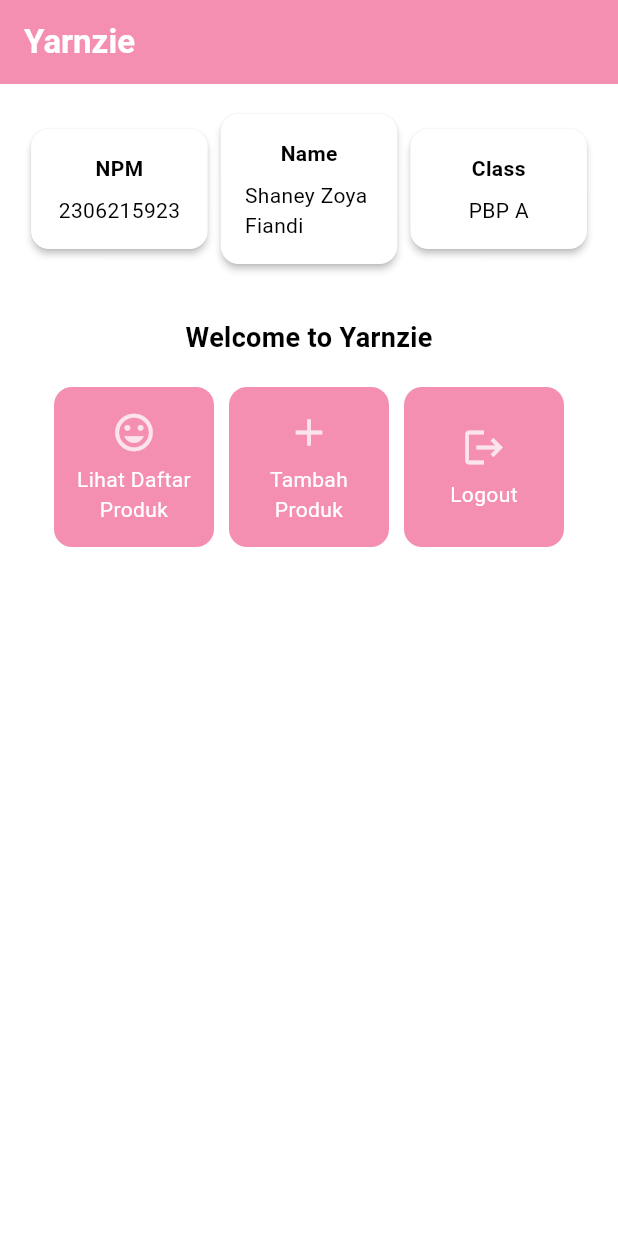
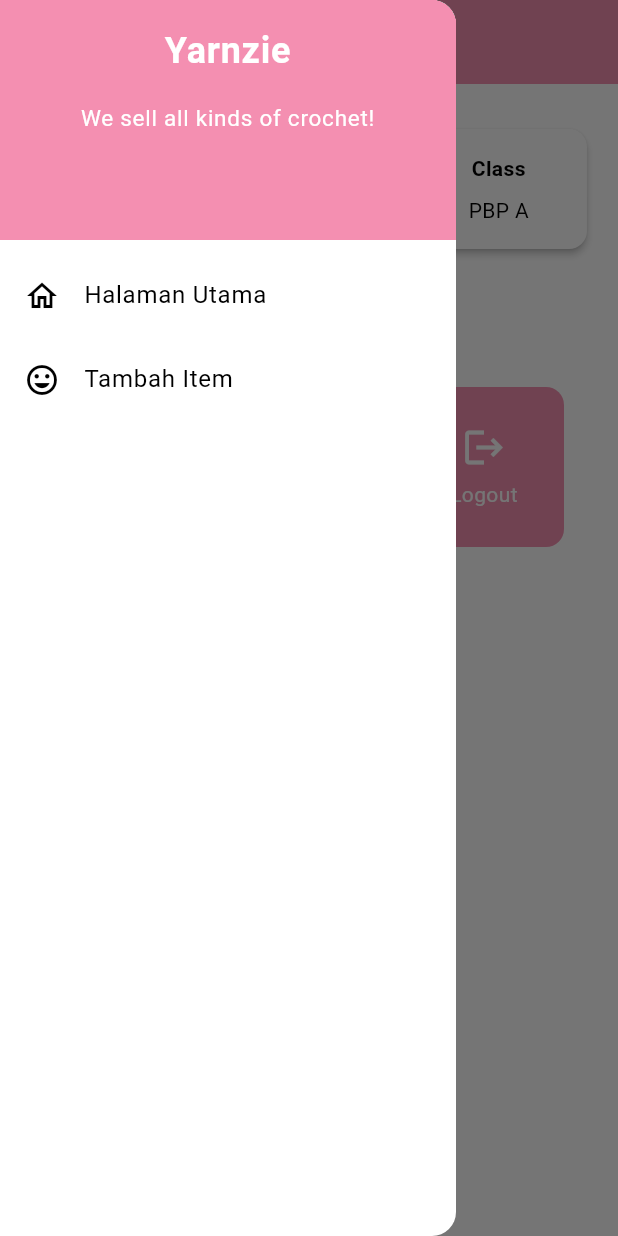
Before and after one commit to szoyaf/yarnzie, a Flutter app: the screen it shows after launch, with the side drawer open (before the commit the screen has no drawer), on a phone screen of 412 x 824 dp. Run offline on Flutter 3.47's test engine with Material 3 defaults, Android fonts, the phone set to English and light mode, and no system bars.

Commit message:
feat: done Tugas 8

```diff
--- a/lib/main.dart
+++ b/lib/main.dart
@@ -1,5 +1,5 @@
 import 'package:flutter/material.dart';
-import 'package:yarnzie/menu.dart';
+import 'package:yarnzie/screens/menu.dart';
 
 void main() {
   runApp(const MyApp());
--- a/lib/menu.dart
+++ /dev/null
@@ -1,187 +0,0 @@
-import 'package:flutter/material.dart';
-
-class MyHomePage extends StatelessWidget {
-    final String npm = '2306215923'; // NPM
-    final String name = 'Shaney Zoya Fiandi'; // Nama
-    final String className = 'PBP A'; // Kelas
-
-    final List<ItemHomepage> items = [
-        ItemHomepage("Lihat Daftar Produk", Icons.mood),
-        ItemHomepage("Tambah Produk", Icons.add),
-        ItemHomepage("Logout", Icons.logout),
-    ];
-
-    MyHomePage({super.key});
-
-    @override
-    Widget build(BuildContext context) {
-      // Scaffold menyediakan struktur dasar halaman dengan AppBar dan body.
-        return Scaffold(
-          // AppBar adalah bagian atas halaman yang menampilkan judul.
-            appBar: AppBar(
-              // Judul aplikasi "Mental Health Tracker" dengan teks putih dan tebal.
-                title: const Text(
-                    'Yarnzie',
-                        style: TextStyle(
-                        color: Colors.white,
-                        fontWeight: FontWeight.bold,
-                    ),
-                ),
-              // Warna latar belakang AppBar diambil dari skema warna tema aplikasi.
-                backgroundColor: Theme.of(context).colorScheme.primary,
-            ),
-            // Body halaman dengan padding di sekelilingnya.
-            body: Padding(
-                padding: const EdgeInsets.all(16.0),
-              // Menyusun widget secara vertikal dalam sebuah kolom.
-                child: Column(
-                    crossAxisAlignment: CrossAxisAlignment.center,
-                    children: [
-                      // Row untuk menampilkan 3 InfoCard secara horizontal.
-                        Row(
-                            mainAxisAlignment: MainAxisAlignment.spaceEvenly,
-                            children: [
-                                InfoCard(title: 'NPM', content: npm),
-                                InfoCard(title: 'Name', content: name),
-                                InfoCard(title: 'Class', content: className),
-                            ],
-                        ),
-
-                        // Memberikan jarak vertikal 16 unit.
-                        const SizedBox(height: 16.0),
-
-                        // Menempatkan widget berikutnya di tengah halaman.
-                        Center(
-                            child: Column(
-                              // Menyusun teks dan grid item secara vertikal.
-                                children: [
-                                    // Menampilkan teks sambutan dengan gaya tebal dan ukuran 18.
-                                    const Padding(
-                                        padding: EdgeInsets.only(top: 16.0),
-                                        child: Text(
-                                            'Welcome to Yarnzie',
-                                            style: TextStyle(
-                                                fontWeight: FontWeight.bold,
-                                                fontSize: 18.0,
-                                            ),
-                                        ),
-                                    ),
-
-                                    // Grid untuk menampilkan ItemCard dalam bentuk grid 3 kolom.
-                                    GridView.count(
-                                        primary: true,
-                                        padding: const EdgeInsets.all(20),
-                                        crossAxisSpacing: 10,
-                                        mainAxisSpacing: 10,
-                                        crossAxisCount: 3,
-                                        // Agar grid menyesuaikan tinggi kontennya.
-                                        shrinkWrap: true,
-
-                                        // Menampilkan ItemCard untuk setiap item dalam list items.
-                                        children: items.map((ItemHomepage item) {
-                                            return ItemCard(item);
-                                        }).toList(),
-                                    ),
-                                ],
-                            ),
-                        ),
-                    ],
-                ),
-            ),
-        );
-    }
-}
-
-class ItemCard extends StatelessWidget {
-  // Menampilkan kartu dengan ikon dan nama.
-
-  final ItemHomepage item;
-
-  const ItemCard(this.item, {super.key});
-
-  @override
-  Widget build(BuildContext context) {
-    return Material(
-      // Menentukan warna latar belakang dari tema aplikasi.
-      color: Theme.of(context).colorScheme.secondary,
-      // Membuat sudut kartu melengkung.
-      borderRadius: BorderRadius.circular(12),
-
-      child: InkWell(
-        // Aksi ketika kartu ditekan.
-        onTap: () {
-          // Menampilkan pesan SnackBar saat kartu ditekan.
-          ScaffoldMessenger.of(context)
-            ..hideCurrentSnackBar()
-            ..showSnackBar(
-              SnackBar(content: Text("Kamu telah menekan tombol ${item.name}"))
-            );
-        },
-        // Container untuk menyimpan Icon dan Text
-        child: Container(
-          padding: const EdgeInsets.all(8),
-          child: Center(
-            child: Column(
-              // Menyusun ikon dan teks di tengah kartu.
-              mainAxisAlignment: MainAxisAlignment.center,
-              children: [
-                Icon(
-                  item.icon,
-                  color: Colors.pink[50],
-                  size: 30.0,
-                ),
-                const Padding(padding: EdgeInsets.all(3)),
-                Text(
-                  item.name,
-                  textAlign: TextAlign.center,
-                  style: const TextStyle(color: Colors.white),
-                ),
-              ],
-            ),
-          ),
-        ),
-      ),
-    );
-  }
-
-}
-
-class ItemHomepage {
-    final String name;
-    final IconData icon;
-
-    ItemHomepage(this.name, this.icon);
-}
-
-class InfoCard extends StatelessWidget {
-  // Kartu informasi yang menampilkan title dan content.
-
-  final String title;  // Judul kartu.
-  final String content;  // Isi kartu.
-
-  const InfoCard({super.key, required this.title, required this.content});
-
-  @override
-  Widget build(BuildContext context) {
-    return Card(
-      // Membuat kotak kartu dengan bayangan dibawahnya.
-      elevation: 2.0,
-      child: Container(
-        // Mengatur ukuran dan jarak di dalam kartu.
-        width: MediaQuery.of(context).size.width / 3.5, // menyesuaikan dengan lebar device yang digunakan.
-        padding: const EdgeInsets.all(16.0),
-        // Menyusun title dan content secara vertikal.
-        child: Column(
-          children: [
-            Text(
-              title,
-              style: const TextStyle(fontWeight: FontWeight.bold),
-            ),
-            const SizedBox(height: 8.0),
-            Text(content),
-          ],
-        ),
-      ),
-    );
-  }
-}
--- /dev/null
+++ b/lib/screens/menu.dart
@@ -0,0 +1,131 @@
+import 'package:flutter/material.dart';
+import 'package:yarnzie/widgets/left_drawer.dart';
+import 'package:yarnzie/widgets/product_card.dart';
+
+class MyHomePage extends StatelessWidget {
+    final String npm = '2306215923'; // NPM
+    final String name = 'Shaney Zoya Fiandi'; // Nama
+    final String className = 'PBP A'; // Kelas
+
+    final List<ItemHomepage> items = [
+        ItemHomepage("Lihat Daftar Produk", Icons.mood),
+        ItemHomepage("Tambah Produk", Icons.add),
+        ItemHomepage("Logout", Icons.logout),
+    ];
+
+    MyHomePage({super.key});
+
+  @override
+  Widget build(BuildContext context) {
+    // Scaffold menyediakan struktur dasar halaman dengan AppBar dan body.
+    return Scaffold(
+      // AppBar adalah bagian atas halaman yang menampilkan judul.
+      appBar: AppBar(
+        // Judul aplikasi "Mental Health Tracker" dengan teks putih dan tebal.
+        iconTheme: const IconThemeData(color: Colors.white),
+        title: const Text(
+          'Yarnzie',
+          style: TextStyle(
+            color: Colors.white,
+            fontWeight: FontWeight.bold,
+          ),
+        ),
+        // Warna latar belakang AppBar diambil dari skema warna tema aplikasi.
+        backgroundColor: Theme.of(context).colorScheme.primary,
+      ),
+      drawer: const LeftDrawer(),
+      // Body halaman dengan padding di sekelilingnya.
+      body: Padding(
+        padding: const EdgeInsets.all(16.0),
+        // Menyusun widget secara vertikal dalam sebuah kolom.
+        child: Column(
+          crossAxisAlignment: CrossAxisAlignment.center,
+          children: [
+            // Row untuk menampilkan 3 InfoCard secara horizontal.
+            Row(
+              mainAxisAlignment: MainAxisAlignment.spaceEvenly,
+              children: [
+                InfoCard(title: 'NPM', content: npm),
+                InfoCard(title: 'Name', content: name),
+                InfoCard(title: 'Class', content: className),
+              ],
+            ),
+
+            // Memberikan jarak vertikal 16 unit.
+            const SizedBox(height: 16.0),
+
+            // Menempatkan widget berikutnya di tengah halaman.
+            Center(
+              child: Column(
+                // Menyusun teks dan grid item secara vertikal.
+
+                children: [
+                  // Menampilkan teks sambutan dengan gaya tebal dan ukuran 18.
+                  const Padding(
+                    padding: EdgeInsets.only(top: 16.0),
+                    child: Text(
+                      'Welcome to Yarnzie',
+                      style: TextStyle(
+                        fontWeight: FontWeight.bold,
+                        fontSize: 18.0,
+                      ),
+                    ),
+                  ),
+
+                  // Grid untuk menampilkan ItemCard dalam bentuk grid 3 kolom.
+                  GridView.count(
+                    primary: true,
+                    padding: const EdgeInsets.all(20),
+                    crossAxisSpacing: 10,
+                    mainAxisSpacing: 10,
+                    crossAxisCount: 3,
+                    // Agar grid menyesuaikan tinggi kontennya.
+                    shrinkWrap: true,
+
+                    // Menampilkan ItemCard untuk setiap item dalam list items.
+                    children: items.map((ItemHomepage item) {
+                      return ItemCard(item);
+                    }).toList(),
+                  ),
+                ],
+              ),
+            ),
+          ],
+        ),
+      ),
+    );
+  }
+}
+
+class InfoCard extends StatelessWidget {
+  // Kartu informasi yang menampilkan title dan content.
+
+  final String title;  // Judul kartu.
+  final String content;  // Isi kartu.
+
+  const InfoCard({super.key, required this.title, required this.content});
+
+  @override
+  Widget build(BuildContext context) {
+    return Card(
+      // Membuat kotak kartu dengan bayangan dibawahnya.
+      elevation: 2.0,
+      child: Container(
+        // Mengatur ukuran dan jarak di dalam kartu.
+        width: MediaQuery.of(context).size.width / 3.5, // menyesuaikan dengan lebar device yang digunakan.
+        padding: const EdgeInsets.all(16.0),
+        // Menyusun title dan content secara vertikal.
+        child: Column(
+          children: [
+            Text(
+              title,
+              style: const TextStyle(fontWeight: FontWeight.bold),
+            ),
+            const SizedBox(height: 8.0),
+            Text(content),
+          ],
+        ),
+      ),
+    );
+  }
+}
--- /dev/null
+++ b/lib/widgets/left_drawer.dart
@@ -0,0 +1,68 @@
+import 'package:flutter/material.dart';
+import 'package:yarnzie/screens/menu.dart';
+import 'package:yarnzie/screens/productentry_form.dart';
+
+class LeftDrawer extends StatelessWidget {
+  const LeftDrawer({super.key});
+
+  @override
+  Widget build(BuildContext context) {
+    return Drawer(
+      child: ListView(
+        children: [
+          DrawerHeader(
+            decoration: BoxDecoration(
+              color: Theme.of(context).colorScheme.primary,
+            ),
+            child: const Column(
+              children: [
+                Text(
+                  'Yarnzie',
+                  textAlign: TextAlign.center,
+                  style: TextStyle(
+                    fontSize: 24,
+                    fontWeight: FontWeight.bold,
+                    color: Colors.white,
+                  ),
+                ),
+                Padding(padding: EdgeInsets.all(8)),
+                Text(
+                  "We sell all kinds of crochet!",
+                  textAlign: TextAlign.center,
+                  style: TextStyle(
+                    fontSize: 15,
+                    color: Colors.white,
+                  ),
+                ),
+              ],
+            ),
+          ),
+          ListTile(
+            leading: const Icon(Icons.home_outlined),
+            title: const Text('Halaman Utama'),
+            // Bagian redirection ke MyHomePage
+            onTap: () {
+              Navigator.pushReplacement(
+                  context,
+                  MaterialPageRoute(
+                    builder: (context) => MyHomePage(),
+                  ));
+            },
+          ),
+          ListTile(
+            leading: const Icon(Icons.mood),
+            title: const Text('Tambah Item'),
+            // Bagian redirection ke MoodEntryFormPage
+            onTap: () {
+              Navigator.pushReplacement(
+                  context,
+                  MaterialPageRoute(
+                    builder: (context) => const ProductEntryFormPage(),
+                  ));
+            },
+          )
+        ],
+      ),
+    );
+  }
+}
--- /dev/null
+++ b/lib/widgets/product_card.dart
@@ -0,0 +1,68 @@
+import 'package:flutter/material.dart';
+import 'package:yarnzie/screens/productentry_form.dart';
+
+class ItemHomepage {
+  final String name;
+  final IconData icon;
+
+  ItemHomepage(this.name, this.icon);
+}
+
+class ItemCard extends StatelessWidget {
+  // Menampilkan kartu dengan ikon dan nama.
+
+  final ItemHomepage item;
+
+  const ItemCard(this.item, {super.key});
+
+  @override
+  Widget build(BuildContext context) {
+    return Material(
+      // Menentukan warna latar belakang dari tema aplikasi.
+      color: Theme.of(context).colorScheme.secondary,
+      // Membuat sudut kartu melengkung.
+      borderRadius: BorderRadius.circular(12),
+
+      child: InkWell(
+        // Aksi ketika kartu ditekan.
+        onTap: () {
+          // Menampilkan pesan SnackBar saat kartu ditekan.
+          ScaffoldMessenger.of(context)
+            ..hideCurrentSnackBar()
+            ..showSnackBar(SnackBar(
+                content: Text("Kamu telah menekan tombol ${item.name}!")));
+          if (item.name == "Tambah Produk") {
+            Navigator.push(
+              context,
+              MaterialPageRoute(
+                  builder: (context) => const ProductEntryFormPage()),
+            );
+          }
+        },
+        // Container untuk menyimpan Icon dan Text
+        child: Container(
+          padding: const EdgeInsets.all(8),
+          child: Center(
+            child: Column(
+              // Menyusun ikon dan teks di tengah kartu.
+              mainAxisAlignment: MainAxisAlignment.center,
+              children: [
+                Icon(
+                  item.icon,
+                  color: Colors.white,
+                  size: 30.0,
+                ),
+                const Padding(padding: EdgeInsets.all(3)),
+                Text(
+                  item.name,
+                  textAlign: TextAlign.center,
+                  style: const TextStyle(color: Colors.white),
+                ),
+              ],
+            ),
+          ),
+        ),
+      ),
+    );
+  }
+}
```
Also changed, not shown: lib/screens/productentry_form.dart (added, +159 -0 lines).
